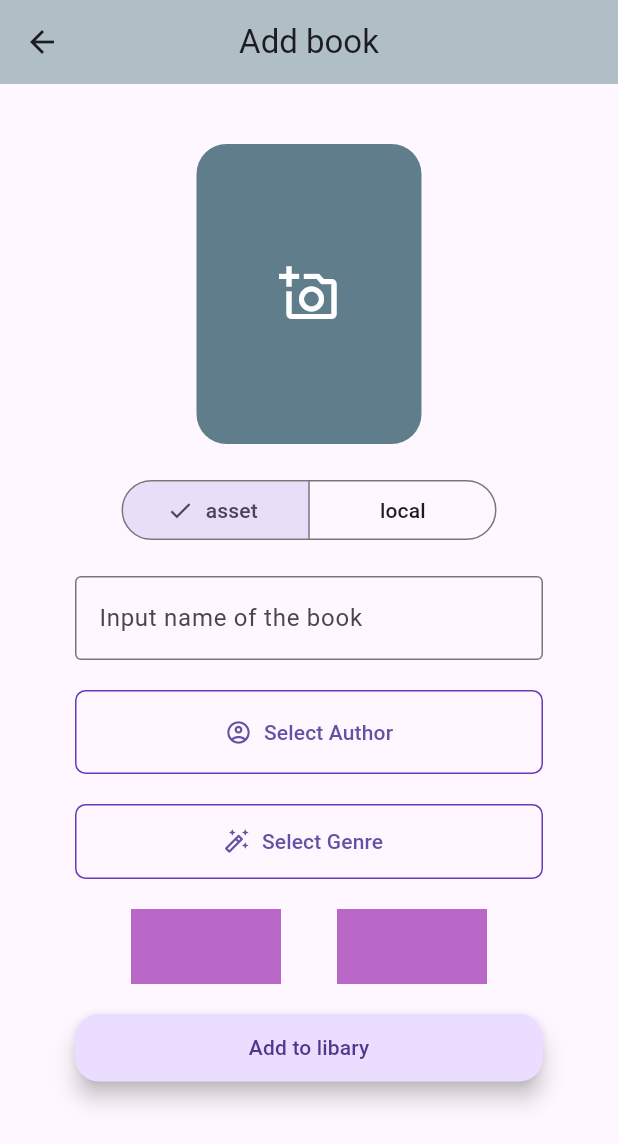
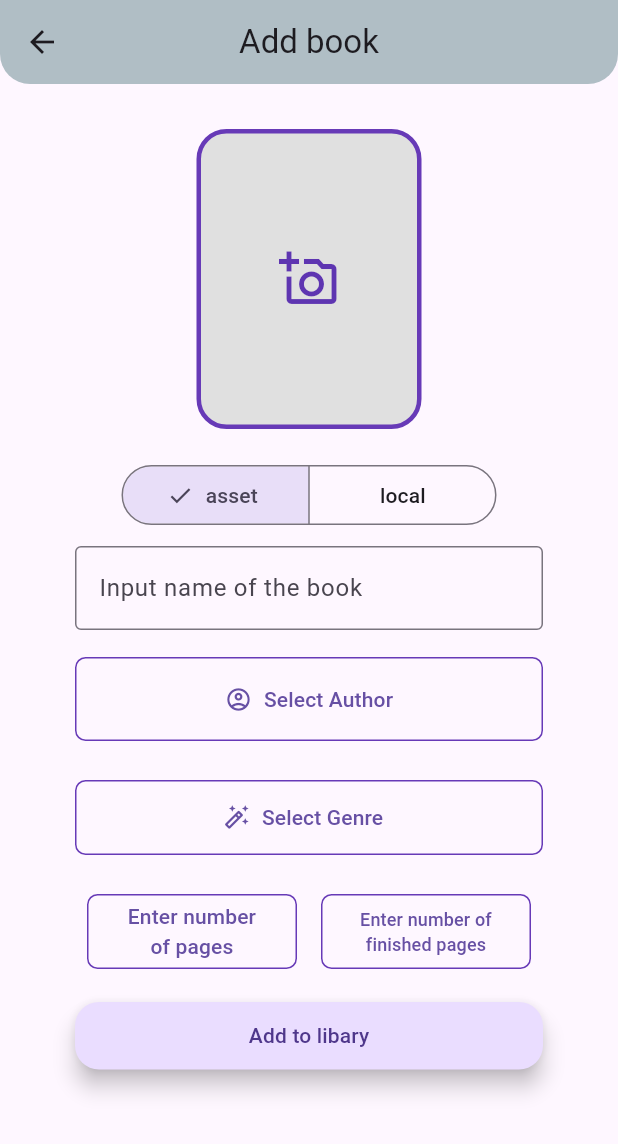
Before and after one commit to Romeo-Romario/Bookies, a Flutter app: the BookAddingPage screen opened by its route, on a phone screen of 412 x 824 dp. Shown: the top 1144 px of the screen. Run offline on Flutter 3.47's test engine with Material 3 defaults, Android fonts, the phone set to English and light mode, and no system bars; our stand-ins replace dashed_circular_progress_bar, drift, drift_flutter, flutter_rating, image_cropper, image_picker and 1 more; accounts and stored records are empty; generated files the repository leaves out were written again.

Commit message:
Finished designing Book adding page

```diff
--- a/bookies/lib/pages/book_adding_page.dart
+++ b/bookies/lib/pages/book_adding_page.dart
@@ -2,6 +2,8 @@ import 'package:bookies/services/modules/adding_page_view/models/image_saver.dar
 import 'package:bookies/services/modules/adding_page_view/widgets/author_picker_dialog.dart';
 import 'package:bookies/services/modules/adding_page_view/widgets/genre_picker_dialog.dart';
 import 'package:bookies/services/modules/adding_page_view/widgets/image_picker.dart';
+import 'package:bookies/services/modules/adding_page_view/widgets/input_pages_dialog.dart';
+import 'package:bookies/services/modules/adding_page_view/widgets/labeled_container.dart';
 import 'package:bookies/services/shared/custom_enums/image_source_type.dart';
 import 'package:bookies/services/shared/db/data.dart';
 import 'package:flutter/material.dart';
@@ -16,6 +18,8 @@ class BookAddingPage extends StatefulWidget {
 class _BookAddingPageState extends State<BookAddingPage> {
   final bookNameController = TextEditingController();
   ImageSourceType imageSourceType = ImageSourceType.asset;
+  int? numberOfPages;
+  int? numberOfReadPages;
   String? imagePath;
   PickedAuthor? author;
   PickedGenre? genre;
@@ -30,12 +34,17 @@ class _BookAddingPageState extends State<BookAddingPage> {
         title: Text("Add book"),
         centerTitle: true,
         elevation: 0,
+        shape: RoundedRectangleBorder(
+          borderRadius: BorderRadius.vertical(
+            bottom: Radius.circular(20), // Round the bottom corners
+          ),
+        ),
       ),
       body: SingleChildScrollView(
         child: Padding(
           padding: const EdgeInsets.symmetric(horizontal: 50),
           child: Column(
-            spacing: 20,
+            spacing: 10,
             crossAxisAlignment: CrossAxisAlignment.stretch,
             children: [
               SizedBox(height: 20),
@@ -50,7 +59,9 @@ class _BookAddingPageState extends State<BookAddingPage> {
                     border: OutlineInputBorder(),
                     labelText: 'Input name of the book'),
               ),
-              OutlinedButton.icon(
+              LabeledContainer(
+                label: author?.author != null ? "Author" : null,
+                child: OutlinedButton.icon(
                   style: OutlinedButton.styleFrom(
                     padding: EdgeInsets.symmetric(vertical: 18),
                     shape: RoundedRectangleBorder(
@@ -66,7 +77,10 @@ class _BookAddingPageState extends State<BookAddingPage> {
                   label: Text(author?.author ?? "Select Author"),
                   icon: Icon(Icons.account_circle_outlined),
                 ),
-              SizedBox(
+              ),
+              LabeledContainer(
+                label: genre?.genreName != null ? "Genre" : null,
+                child: SizedBox(
                   width: 200,
                   height: 50,
                   child: OutlinedButton.icon(
@@ -77,26 +91,91 @@ class _BookAddingPageState extends State<BookAddingPage> {
                       side: BorderSide(color: Colors.deepPurple, width: 1),
                     ),
                     onPressed: () async {
-                    genre =
-                        await GenrePickerDialog.showAsDialog(context: context);
+                      genre = await GenrePickerDialog.showAsDialog(
+                          context: context);
                       setState(() {});
                     },
                     label: Text(genre?.genreName ?? "Select Genre"),
                     icon: Icon(Icons.auto_fix_high_outlined),
                   ),
                 ),
+              ),
               Row(
-                mainAxisAlignment: MainAxisAlignment.spaceEvenly,
+                mainAxisAlignment: MainAxisAlignment.spaceAround,
                 children: [
-                  Container(
-                    width: 100,
+                  SizedBox(
+                    width: 140,
+                    height: 70,
+                    child: LabeledContainer(
+                      label: numberOfPages != null ? "Number of pages" : null,
+                      child: SizedBox(
                         height: 50,
-                    color: Colors.purple[300],
+                        child: OutlinedButton(
+                            onPressed: () async {
+                              numberOfPages = await InputPagesDialog(
+                                      message:
+                                          "Enter number of pages \n in the book")
+                                  .showAsDialog(context: context);
+                              setState(() {});
+                            },
+                            style: OutlinedButton.styleFrom(
+                              shape: RoundedRectangleBorder(
+                                borderRadius: BorderRadius.circular(7),
                               ),
-                  Container(
-                    width: 100,
+                              side: BorderSide(
+                                  color: Colors.deepPurple, width: 1),
+                            ),
+                            child: Center(
+                              child: numberOfPages == null
+                                  ? Text(
+                                      "Enter number of pages",
+                                      textAlign: TextAlign.center,
+                                    )
+                                  : Text(
+                                      numberOfPages.toString(),
+                                      style: TextStyle(fontSize: 18),
+                                    ),
+                            )),
+                      ),
+                    ),
+                  ),
+                  SizedBox(
+                    width: 140,
+                    height: 70,
+                    child: LabeledContainer(
+                      label:
+                          numberOfReadPages != null ? "Finished pages" : null,
+                      child: SizedBox(
                         height: 50,
-                    color: Colors.purple[300],
+                        child: OutlinedButton(
+                            onPressed: () async {
+                              numberOfReadPages = await InputPagesDialog(
+                                      message:
+                                          "Enter number of finised \n pages in the book")
+                                  .showAsDialog(context: context);
+                              setState(() {});
+                            },
+                            style: OutlinedButton.styleFrom(
+                              shape: RoundedRectangleBorder(
+                                borderRadius: BorderRadius.circular(7),
+                              ),
+                              side: BorderSide(
+                                  color: Colors.deepPurple, width: 1),
+                            ),
+                            child: Center(
+                              child: numberOfReadPages == null
+                                  ? Text(
+                                      "Enter number of finished pages",
+                                      textAlign: TextAlign.center,
+                                      style: TextStyle(fontSize: 12),
+                                    )
+                                  : Text(
+                                      numberOfReadPages.toString(),
+                                      style: TextStyle(fontSize: 18),
+                                    ),
+                            )),
+                      ),
+                    ),
                   ),
                 ],
               ),
--- a/bookies/lib/services/modules/adding_page_view/widgets/genre_picker_dialog.dart
+++ b/bookies/lib/services/modules/adding_page_view/widgets/genre_picker_dialog.dart
@@ -83,7 +83,7 @@ class _GenrePickerDialogState extends State<GenrePickerDialog> {
                             alignment: WrapAlignment.start,
                             runAlignment: WrapAlignment.start,
                             spacing: 8.0,
-                            runSpacing: 8.0,
+                            runSpacing: 3.0,
                             children: List.generate(
                               data.length,
                               (index) {
--- a/bookies/lib/services/modules/adding_page_view/widgets/image_picker.dart
+++ b/bookies/lib/services/modules/adding_page_view/widgets/image_picker.dart
@@ -40,14 +40,18 @@ class _ImagePickerViewState extends State<ImagePickerView> {
             height: 200,
             clipBehavior: Clip.antiAlias,
             decoration: BoxDecoration(
-              color: Colors.blueGrey,
+              color: Colors.grey[300],
+              border: Border.all(
+                color: Colors.deepPurple,
+                width: selectedImage != null ? 0 : 3,
+              ),
               borderRadius:
                   BorderRadius.circular(20.0), // Adjust the radius as needed
             ),
             child: selectedImage ??
                 Icon(
                   Icons.add_a_photo_outlined,
-                  color: Colors.white,
+                  color: Colors.deepPurple[600],
                   size: 40,
                 ),
           ),
--- /dev/null
+++ b/bookies/lib/services/modules/adding_page_view/widgets/labeled_container.dart
@@ -0,0 +1,25 @@
+import 'package:flutter/material.dart';
+
+class LabeledContainer extends StatefulWidget {
+  final Widget child;
+  final String? label;
+  const LabeledContainer({required this.child, this.label, super.key});
+
+  @override
+  State<LabeledContainer> createState() => _LabeledContainerState();
+}
+
+class _LabeledContainerState extends State<LabeledContainer> {
+  @override
+  Widget build(BuildContext context) {
+    return InputDecorator(
+        decoration: InputDecoration(
+            labelText: widget.label,
+            labelStyle: TextStyle(
+                fontWeight: FontWeight.w500,
+                color: Colors.deepPurple[600],
+                fontSize: 18),
+            border: InputBorder.none),
+        child: widget.child);
+  }
+}
```
Also changed, not shown: bookies/lib/services/modules/adding_page_view/widgets/input_pages_dialog.dart (added, +79 -0 lines). Lines whose indentation alone changed are shown as unchanged.
